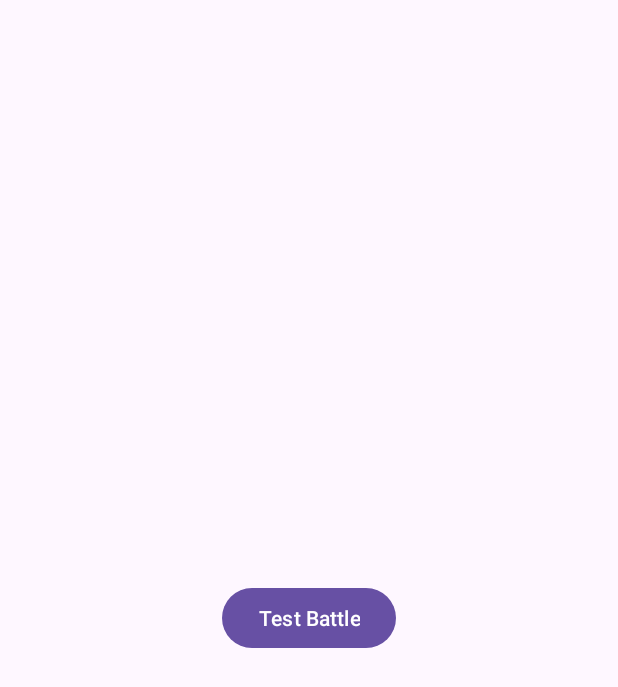
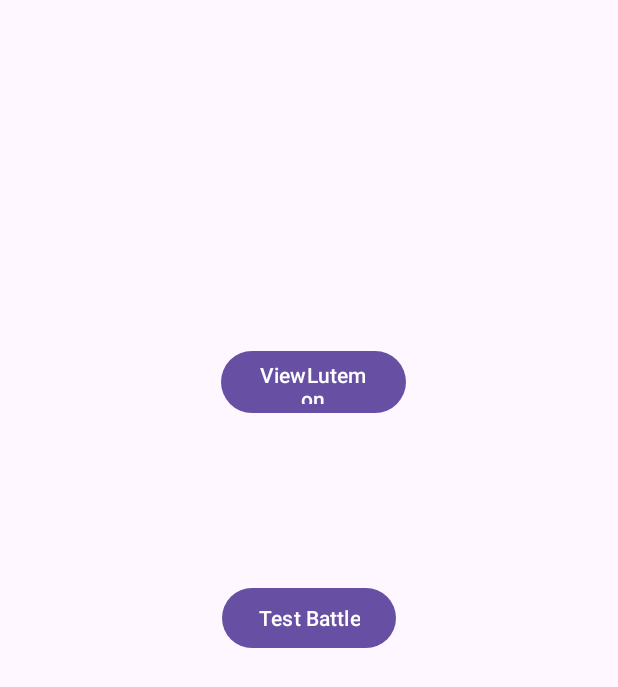
Before and after one commit to NNLisk/lutemonProject, an Android app: the screen it shows after launch (HomePage), on a phone screen of 412 x 824 dp. Shown: the top 687 px of the screen. Run offline under Robolectric (Android 15) with nearby library versions, the phone set to English and light mode, and no system bars.

Commit message:
view Lutemon function done

```diff
--- a/app/src/main/java/com/example/lutemonnikomatei/GUI/HomePage.java
+++ b/app/src/main/java/com/example/lutemonnikomatei/GUI/HomePage.java
@@ -18,6 +18,7 @@ public class HomePage extends AppCompatActivity {
     public static LutemonManager lutemonManager = LutemonManager.getInstance();
 
     Button testBattle;
+    Button viewLute;
 
     @Override
     protected void onCreate(Bundle savedInstanceState) {
@@ -31,10 +32,14 @@ public class HomePage extends AppCompatActivity {
         });
 
         testBattle = findViewById(R.id.testBattle);
+        viewLute = findViewById(R.id.viewLutemon);
 
         testBattle.setOnClickListener(view -> {
             Intent battleIntent = new Intent(HomePage.this, Battle.class);
             startActivity(battleIntent);
         });
+        viewLute.setOnClickListener(view-> {Intent viewIntent = new Intent(HomePage.this, viewLutemons.class);
+        startActivity(viewIntent);
+        });
     }
 }
--- a/app/src/main/res/layout/activity_main.xml
+++ b/app/src/main/res/layout/activity_main.xml
@@ -17,4 +17,17 @@
         app:layout_constraintStart_toStartOf="parent"
         app:layout_constraintTop_toTopOf="parent" />
 
+    <Button
+        android:id="@+id/viewLutemon"
+        android:layout_width="123dp"
+        android:layout_height="49dp"
+        android:autoText="false"
+        android:text="ViewLutemon"
+        app:layout_constraintBottom_toTopOf="@+id/testBattle"
+        app:layout_constraintEnd_toEndOf="parent"
+        app:layout_constraintHorizontal_bias="0.51"
+        app:layout_constraintStart_toStartOf="parent"
+        app:layout_constraintTop_toTopOf="parent"
+        app:layout_constraintVertical_bias="0.679" />
+
 </androidx.constraintlayout.widget.ConstraintLayout>
```
